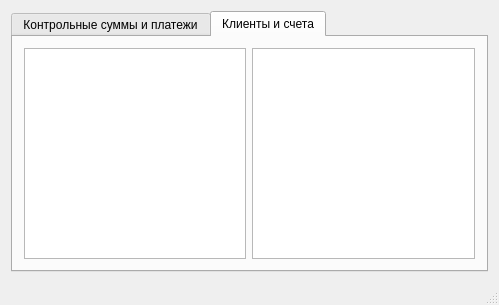
Qt form mainwindow.ui (Envek/Kosogor) before a commit.
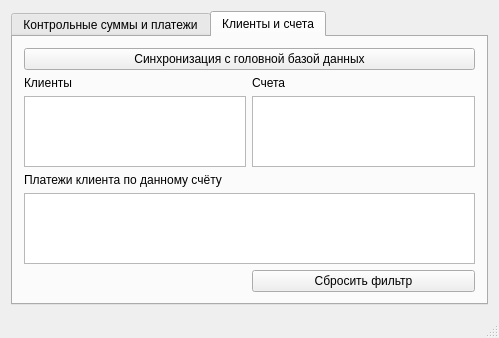
The same form after that commit. The open tabs and pages were chosen to show the change.

Commit message: Data processing and GUI

The edit to the form file:
```diff
--- a/mainwindow.ui
+++ b/mainwindow.ui
@@ -75,12 +75,50 @@
         <string>Клиенты и счета</string>
        </attribute>
        <layout class="QGridLayout" name="gridLayout_3">
-        <item row="0" column="0">
+        <item row="2" column="0">
          <widget class="QTableView" name="clientView"/>
         </item>
-        <item row="0" column="1">
+        <item row="2" column="1">
          <widget class="QTableView" name="accountView"/>
         </item>
+        <item row="1" column="0">
+         <widget class="QLabel" name="clientLabel">
+          <property name="text">
+           <string>Клиенты</string>
+          </property>
+         </widget>
+        </item>
+        <item row="1" column="1">
+         <widget class="QLabel" name="accountLabel">
+          <property name="text">
+           <string>Счета</string>
+          </property>
+         </widget>
+        </item>
+        <item row="0" column="0" colspan="2">
+         <widget class="QPushButton" name="syncClientsButton">
+          <property name="text">
+           <string>Синхронизация с головной базой данных</string>
+          </property>
+         </widget>
+        </item>
+        <item row="4" column="0" colspan="2">
+         <widget class="QTableView" name="clientPaymentView"/>
+        </item>
+        <item row="3" column="0" colspan="2">
+         <widget class="QLabel" name="clientPaymentLabel">
+          <property name="text">
+           <string>Платежи клиента по данному счёту</string>
+          </property>
+         </widget>
+        </item>
+        <item row="5" column="1">
+         <widget class="QPushButton" name="resetFilters">
+          <property name="text">
+           <string>Сбросить фильтр</string>
+          </property>
+         </widget>
+        </item>
        </layout>
       </widget>
      </widget>
```
Left out of the diff: 60 changed lines with no effect on the pictures. The commit also changes 3 other files.
